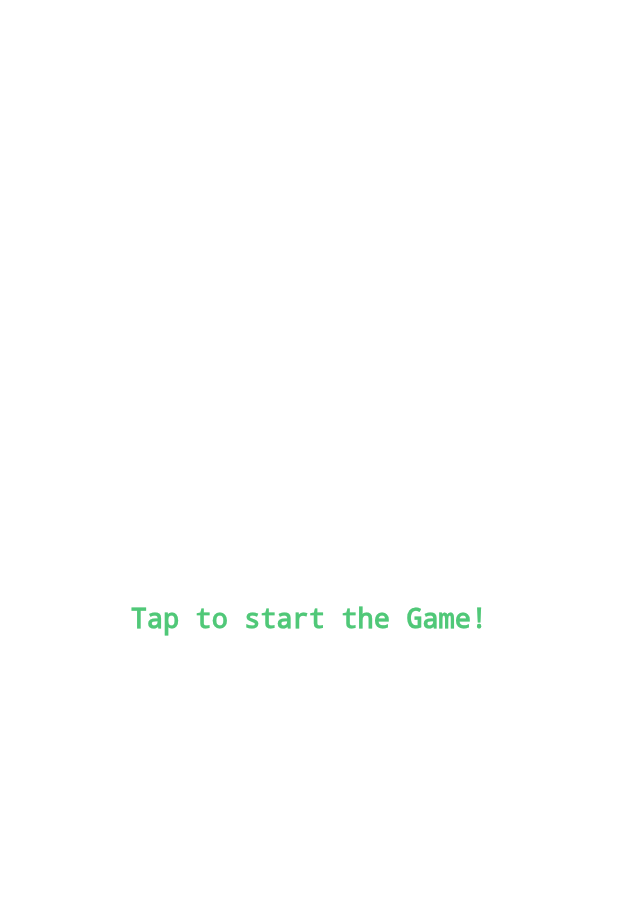
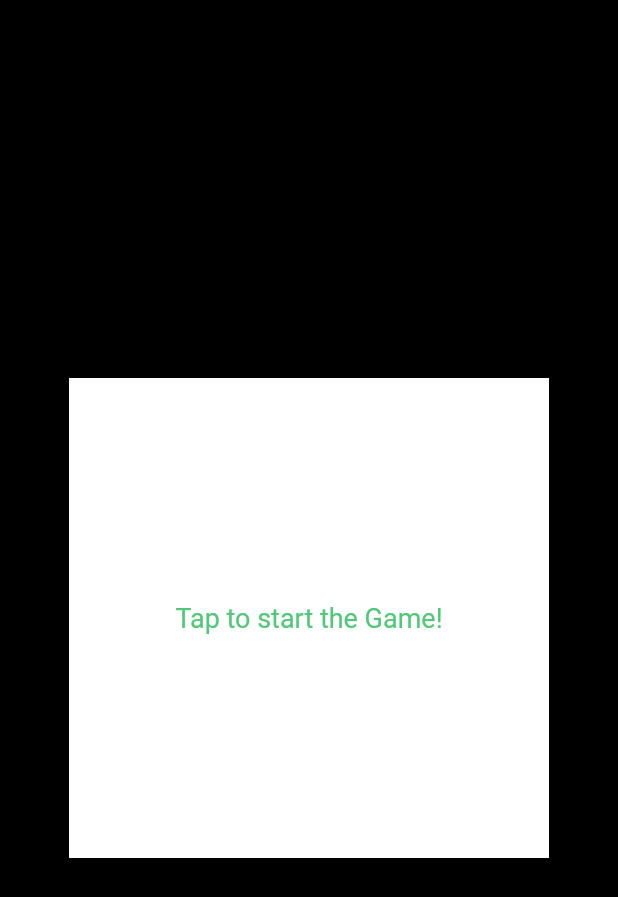
Before and after one commit to SatioO/flutter-practices, a Flutter app: the screen it shows after launch, on a phone screen of 412 x 824 dp. Shown: the top 897 px of the screen. Run offline on Flutter 3.47's test engine with Material 2 defaults, Android fonts, the phone set to English and light mode, and no system bars; our stand-ins replace font_awesome_flutter.

```diff
--- a/lib/snake/constant.dart
+++ b/lib/snake/constant.dart
@@ -1,2 +1,3 @@
 const BOARD_SIZE = 320.0;
 const TEXT_PADDING = 10.0;
+const PIECE_SIZE = 20.0;
--- a/lib/snake/main.dart
+++ b/lib/snake/main.dart
@@ -4,6 +4,13 @@ import 'package:myapp/snake/board.dart';
 class Snake extends StatelessWidget {
   @override
   Widget build(BuildContext context) {
-    return Board();
+    return new Scaffold(
+        backgroundColor: const Color(0xFF000000),
+        body: new Center(
+          // Center is a layout widget. It takes a single child and positions it
+          // in the middle of the parent.
+          child: new Board(),
+        ) // This trailing comma makes auto-formatting nicer for build methods.
+        );
   }
 }
--- /dev/null
+++ b/lib/snake/point.dart
@@ -0,0 +1,9 @@
+class Point {
+  double x;
+  double y;
+
+  Point(double x, double y) {
+    this.x = x;
+    this.y = y;
+  }
+}
```
Also changed, not shown: lib/snake/board.dart (+54 -5 lines), lib/snake/piece.dart (added, +16 -0 lines).
